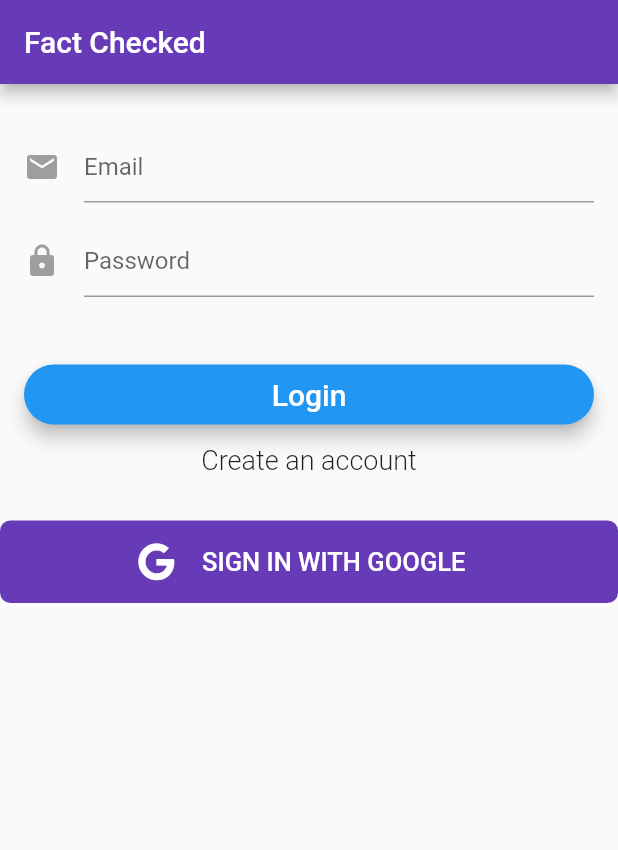
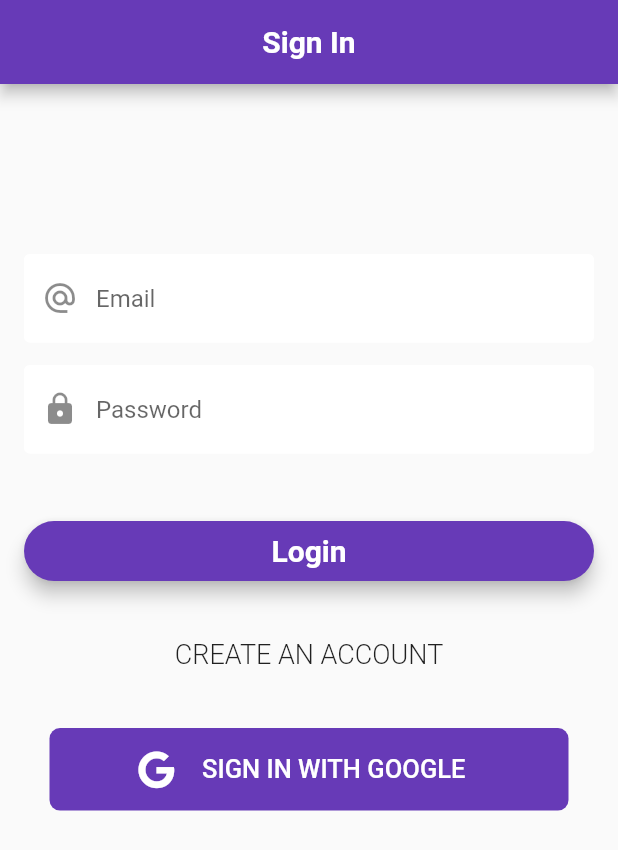
Before and after one commit to SwaroopNandy2109/validate_app, a Flutter app: the screen it shows after launch, on a phone screen of 412 x 824 dp. Shown: the top 850 px of the screen. Run offline on Flutter 3.47's test engine with Material 2 defaults, Android fonts, the phone set to English and light mode, and no system bars; our stand-ins replace firebase_auth, flutter_spinkit, font_awesome_flutter, google_fonts, google_sign_in; accounts and stored records are empty; Roboto replaces fonts that are missing (Ubuntu).

Commit message:
Minor Changes and Bug Fixes

```diff
--- a/lib/auth_screens/login_signup_page.dart
+++ b/lib/auth_screens/login_signup_page.dart
@@ -1,6 +1,8 @@
 import 'package:flutter/material.dart';
 import 'package:font_awesome_flutter/font_awesome_flutter.dart';
 import 'package:google_fonts/google_fonts.dart';
+import 'package:validatedapp/constants/loading_widget.dart';
+import 'package:validatedapp/constants/textStyle.dart';
 import 'package:validatedapp/services/auth.dart';
 
 class LoginSignupPage extends StatefulWidget {
@@ -14,7 +16,7 @@ class LoginSignupPage extends StatefulWidget {
 }
 
 class _LoginSignupPageState extends State<LoginSignupPage> {
-  final _formKey = new GlobalKey<FormState>();
+  final _formKey = GlobalKey<FormState>();
 
   String _email;
   String _password;
@@ -39,8 +41,9 @@ class _LoginSignupPageState extends State<LoginSignupPage> {
   void validateAndSubmit() async {
     setState(() {
       _errorMessage = "";
-      _isLoading = true;
+      _isLoading = false;
     });
+
     if (validateAndSave()) {
       String userId = "";
       try {
@@ -57,6 +60,9 @@ class _LoginSignupPageState extends State<LoginSignupPage> {
           _isLoading = false;
         });
         if (userId.length > 0 && userId != null && _isLoginForm) {
+          setState(() {
+            _isLoading = true;
+          });
           widget.loginCallback();
         }
       } catch (e) {
@@ -66,6 +72,7 @@ class _LoginSignupPageState extends State<LoginSignupPage> {
           _errorMessage = e.message;
           _formKey.currentState.reset();
         });
+        _showErrorMessageAlert();
       }
     }
   }
@@ -92,16 +99,18 @@ class _LoginSignupPageState extends State<LoginSignupPage> {
 
   @override
   Widget build(BuildContext context) {
-    return new Scaffold(
-        appBar: new AppBar(
-          title: new Text('Fact Checked'),
+    return _isLoading
+        ? Loading()
+        : Scaffold(
+            appBar: AppBar(
+              title: Text(
+                _isLoginForm ? 'Sign In' : 'Register',
+                style: GoogleFonts.ubuntu(fontWeight: FontWeight.bold),
               ),
-        body: Stack(
-          children: <Widget>[
-            _showForm(),
-            _showCircularProgress(),
-          ],
-        ));
+              centerTitle: true,
+            ),
+            body: _showForm(),
+          );
   }
 
   void _showVerifyEmailSentDialog() {
@@ -110,12 +119,11 @@ class _LoginSignupPageState extends State<LoginSignupPage> {
       builder: (BuildContext context) {
         // return object of type Dialog
         return AlertDialog(
-          title: new Text("Verify your account"),
-          content:
-              new Text("Link to verify account has been sent to your email"),
+          title: Text("Verify your account"),
+          content: Text("Link to verify account has been sent to your email"),
           actions: <Widget>[
-            new FlatButton(
-              child: new Text("Dismiss"),
+            FlatButton(
+              child: Text("Dismiss"),
               onPressed: () {
                 toggleFormMode();
                 Navigator.of(context).pop();
@@ -127,32 +135,36 @@ class _LoginSignupPageState extends State<LoginSignupPage> {
     );
   }
 
-  Widget _showCircularProgress() {
-    if (_isLoading) {
-      return Center(child: CircularProgressIndicator());
-    }
-    return Container(
-      height: 0.0,
-      width: 0.0,
-    );
-  }
-
   List<Widget> _toggleForm() {
     List<Widget> widgetList = [];
     if (_isLoginForm) {
+      widgetList.add(SizedBox(
+        height: MediaQuery.of(context).size.height * 0.1,
+      ));
       widgetList.add(showEmailInput());
       widgetList.add(showPasswordInput());
       widgetList.add(showPrimaryButton());
+      widgetList.add(SizedBox(
+        height: 25,
+      ));
       widgetList.add(showSecondaryButton());
-      widgetList.add(showErrorMessage());
+      widgetList.add(SizedBox(
+        height: 25,
+      ));
+      widgetList.add(googleButton());
+      widgetList.add(SizedBox(
+        height: MediaQuery.of(context).size.height * 0.05,
+      ));
     } else {
       widgetList.add(showFirstNameInput());
       widgetList.add(showLastNameInput());
       widgetList.add(showEmailInput());
       widgetList.add(showPasswordInput());
       widgetList.add(showPrimaryButton());
+      widgetList.add(SizedBox(
+        height: 25,
+      ));
       widgetList.add(showSecondaryButton());
-      widgetList.add(showErrorMessage());
     }
 
     return widgetList;
@@ -161,17 +173,24 @@ class _LoginSignupPageState extends State<LoginSignupPage> {
   Widget _showForm() {
     return ListView(
       children: <Widget>[
-        new Container(
+        Container(
           padding: EdgeInsets.all(16.0),
-          child: new Form(
+          child: Form(
             key: _formKey,
-            child: new ListView(
+            child: ListView(
               shrinkWrap: true,
               children: _toggleForm(),
             ),
           ),
         ),
-        FlatButton.icon(
+      ],
+    );
+  }
+
+  Widget googleButton() {
+    return Container(
+      margin: EdgeInsets.symmetric(horizontal: 17.0),
+      child: FlatButton.icon(
         shape: RoundedRectangleBorder(
           borderRadius: BorderRadius.circular(7.0),
         ),
@@ -179,15 +198,26 @@ class _LoginSignupPageState extends State<LoginSignupPage> {
         color: Colors.deepPurple,
         onPressed: () async {
           setState(() {
+            _errorMessage = "";
             _isLoading = false;
           });
+          try {
+            setState(() {
+              _isLoading = true;
+            });
             String userId = await widget.auth.googleSignIn();
-//
-//            setState(() {
-//              _isLoading = false;
-//            });
+            setState(() {
+              _isLoading = false;
+            });
             if (userId.length > 0 && userId != null && _isLoginForm) {
               widget.loginCallback();
+            }
+          } catch (e) {
+            setState(() {
+              _isLoading = false;
+              _errorMessage = e.message;
+            });
+            _showErrorMessageAlert();
           }
         },
         icon: Icon(
@@ -205,43 +235,25 @@ class _LoginSignupPageState extends State<LoginSignupPage> {
             ),
           ),
         ),
-        )
-      ],
+      ),
     );
-  }
-
-  Widget showErrorMessage() {
-    if (_errorMessage.length > 0 && _errorMessage != null) {
-      return new Text(
-        _errorMessage,
-        style: TextStyle(
-            fontSize: 13.0,
-            color: Colors.red,
-            height: 1.0,
-            fontWeight: FontWeight.w300),
-      );
-    } else {
-      return new Container(
-        height: 0.0,
-      );
-    }
   }
 
   Widget showFirstNameInput() {
     return Padding(
       padding: const EdgeInsets.fromLTRB(0.0, 20.0, 0.0, 0.0),
-      child: new TextFormField(
+      child: TextFormField(
         maxLines: 1,
         keyboardType: TextInputType.text,
         autofocus: false,
-        decoration: new InputDecoration(
+        decoration: textInputDecoration.copyWith(
             hintText: 'First Name',
-            icon: new Icon(
-              Icons.mail,
-              color: Colors.grey,
+            prefixIcon: Icon(
+              Icons.person,
             )),
         validator: (value) => value.isEmpty ? 'Name can\'t be empty' : null,
         onSaved: (value) => _firstName = value.trim(),
+        onChanged: (value) => _firstName = value.trim(),
       ),
     );
   }
@@ -249,18 +261,15 @@ class _LoginSignupPageState extends State<LoginSignupPage> {
   Widget showLastNameInput() {
     return Padding(
       padding: const EdgeInsets.fromLTRB(0.0, 15.0, 0.0, 0.0),
-      child: new TextFormField(
+      child: TextFormField(
         maxLines: 1,
         keyboardType: TextInputType.text,
         autofocus: false,
-        decoration: new InputDecoration(
-            hintText: 'Last Name',
-            icon: new Icon(
-              Icons.mail,
-              color: Colors.grey,
-            )),
+        decoration: textInputDecoration.copyWith(
+            hintText: 'Last Name', prefixIcon: Icon(Icons.person)),
         validator: (value) => value.isEmpty ? 'Name can\'t be empty' : null,
         onSaved: (value) => _lastName = value.trim(),
+        onChanged: (value) => _lastName = value.trim(),
       ),
     );
   }
@@ -268,16 +277,12 @@ class _LoginSignupPageState extends State<LoginSignupPage> {
   Widget showEmailInput() {
     return Padding(
       padding: const EdgeInsets.fromLTRB(0.0, 15.0, 0.0, 0.0),
-      child: new TextFormField(
+      child: TextFormField(
         maxLines: 1,
         keyboardType: TextInputType.emailAddress,
         autofocus: false,
-        decoration: new InputDecoration(
-            hintText: 'Email',
-            icon: new Icon(
-              Icons.mail,
-              color: Colors.grey,
-            )),
+        decoration: textInputDecoration.copyWith(
+            hintText: 'Email', prefixIcon: Icon(Icons.alternate_email)),
         validator: (value) => value.isEmpty ? 'Email can\'t be empty' : null,
         onSaved: (value) => _email = value.trim(),
       ),
@@ -287,44 +292,75 @@ class _LoginSignupPageState extends State<LoginSignupPage> {
   Widget showPasswordInput() {
     return Padding(
       padding: const EdgeInsets.fromLTRB(0.0, 15.0, 0.0, 0.0),
-      child: new TextFormField(
+      child: TextFormField(
         maxLines: 1,
         obscureText: true,
         autofocus: false,
-        decoration: new InputDecoration(
-            hintText: 'Password',
-            icon: new Icon(
-              Icons.lock,
-              color: Colors.grey,
-            )),
-        validator: (value) => value.isEmpty ? 'Password can\'t be empty' : null,
+        decoration: textInputDecoration.copyWith(
+            hintText: 'Password', prefixIcon: Icon(Icons.lock)),
+        validator: (value) {
+          if (value.isEmpty) {
+            return 'Password can\'t be empty';
+          } else if (value.trim().length < 6) {
+            return 'Length of Password can\'t be less than 6 characters';
+          } else {
+            return null;
+          }
+        },
         onSaved: (value) => _password = value.trim(),
       ),
     );
   }
 
   Widget showSecondaryButton() {
-    return new FlatButton(
-        child: new Text(
-            _isLoginForm ? 'Create an account' : 'Have an account? Sign in',
-            style: new TextStyle(fontSize: 18.0, fontWeight: FontWeight.w300)),
+    return FlatButton(
+        child: Text(
+            _isLoginForm
+                ? 'Create an account'.toUpperCase()
+                : 'Have an account? Sign in'.toUpperCase(),
+            style: GoogleFonts.ubuntu(
+                fontSize: 18.0, fontWeight: FontWeight.w300)),
         onPressed: toggleFormMode);
   }
 
   Widget showPrimaryButton() {
-    return new Padding(
+    return Padding(
         padding: EdgeInsets.fromLTRB(0.0, 45.0, 0.0, 0.0),
         child: SizedBox(
           height: 40.0,
-          child: new RaisedButton(
+          child: RaisedButton(
             elevation: 5.0,
-            shape: new RoundedRectangleBorder(
-                borderRadius: new BorderRadius.circular(30.0)),
-            color: Colors.blue,
-            child: new Text(_isLoginForm ? 'Login' : 'Create account',
-                style: new TextStyle(fontSize: 20.0, color: Colors.white)),
+            shape: RoundedRectangleBorder(
+                borderRadius: BorderRadius.circular(30.0)),
+            color: Theme.of(context).primaryColor,
+            child: Text(
+              _isLoginForm ? 'Login' : 'Create account',
+              style: GoogleFonts.ubuntu(
+                  fontSize: 20.0,
+                  color: Colors.white,
+                  fontWeight: FontWeight.w700),
+            ),
             onPressed: validateAndSubmit,
           ),
         ));
   }
+
+  void _showErrorMessageAlert() {
+    showDialog(
+        context: context,
+        builder: (BuildContext context) {
+          return AlertDialog(
+            title: Text('Error'),
+            content: Text(_errorMessage),
+            actions: <Widget>[
+              FlatButton(
+                  onPressed: () => Navigator.of(context).pop(),
+                  child: Text(
+                    'Fix It',
+                    style: GoogleFonts.ubuntu(),
+                  ))
+            ],
+          );
+        });
   }
+}
--- /dev/null
+++ b/lib/constants/shared.dart
@@ -0,0 +1,13 @@
+import 'package:flutter/material.dart';
+
+const textInputDecoration = InputDecoration(
+  enabledBorder: OutlineInputBorder(
+    borderSide: BorderSide(color: Colors.deepPurple),
+  ),
+  focusedBorder: OutlineInputBorder(
+    borderSide: BorderSide(color: Colors.blue),
+  ),
+  errorBorder: OutlineInputBorder(
+    borderSide: BorderSide(color: Colors.red),
+  ),
+);
```
Also changed, not shown: lib/home.dart (+6 -7 lines). Lines whose indentation alone changed are shown as unchanged.
